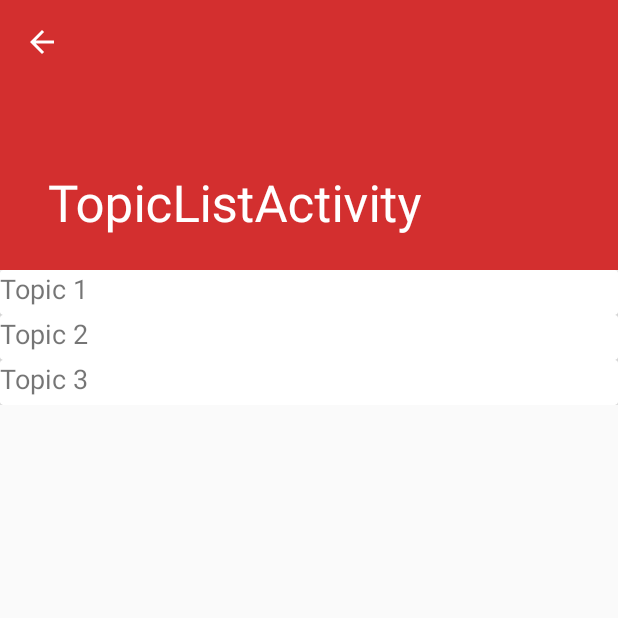
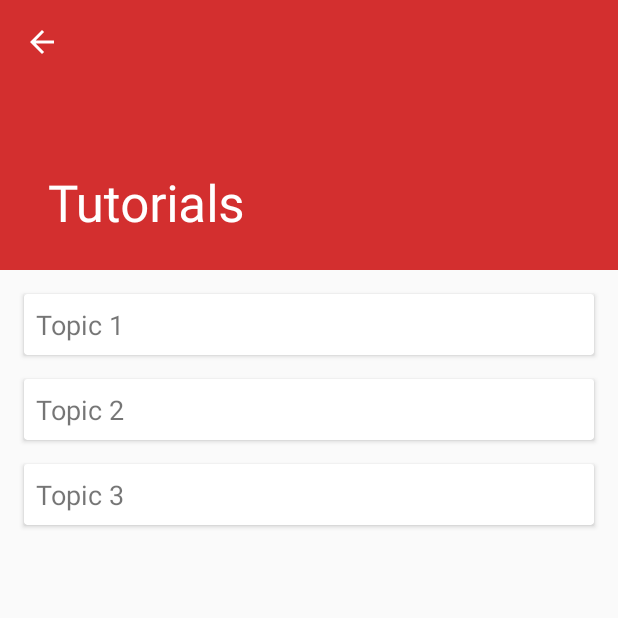
Before and after one commit to conewaffle/AssignmentApplication, an Android app: the TopicListActivity screen opened directly, with no data from a screen before it, on a phone screen of 412 x 824 dp, the top half of it. Run offline under Robolectric (Android 15) with nearby library versions, the phone set to English and light mode, and no system bars.

Commit message:
added youtube api lib and topic screens still need to make HS by category

```diff
--- a/app/build.gradle
+++ b/app/build.gradle
@@ -23,6 +23,7 @@ dependencies {
     implementation 'androidx.appcompat:appcompat:1.0.0-beta01'
     implementation 'com.google.android.material:material:1.0.0-beta01'
     implementation 'androidx.legacy:legacy-support-v4:1.0.0-beta01'
+    implementation 'com.google.android.gms:play-services-maps:16.1.0'
     testImplementation 'junit:junit:4.12'
     androidTestImplementation 'androidx.test:runner:1.1.0-alpha4'
     androidTestImplementation 'androidx.test.espresso:espresso-core:3.1.0-alpha4'
--- a/app/src/main/java/com/example/assignmentapplication/TopicListActivity.java
+++ b/app/src/main/java/com/example/assignmentapplication/TopicListActivity.java
@@ -18,7 +18,10 @@ public class TopicListActivity extends AppCompatActivity {
         setContentView(R.layout.activity_topic_list);
         Toolbar toolbar = (Toolbar) findViewById(R.id.toolbar);
         setSupportActionBar(toolbar);
+        getSupportActionBar().setDisplayHomeAsUpEnabled(true);
+        setTitle("Tutorials");
 
-        getSupportActionBar().setDisplayHomeAsUpEnabled(true);
+
+
     }
 }
--- a/app/src/main/res/layout/content_topic_list.xml
+++ b/app/src/main/res/layout/content_topic_list.xml
@@ -22,7 +22,11 @@
                 android:id="@+id/card1"
                 android:layout_width="match_parent"
                 android:layout_height="wrap_content"
-                app:cardBackgroundColor="@android:color/background_light">
+                android:layout_marginHorizontal="16dp"
+                android:layout_marginTop="16dp"
+                android:layout_marginBottom="8dp"
+                app:cardBackgroundColor="@android:color/background_light"
+                app:cardElevation="2dp">
 
                 <LinearLayout
                     android:layout_width="match_parent"
@@ -32,12 +36,15 @@
                     <androidx.cardview.widget.CardView
                         android:id="@+id/cardView1"
                         android:layout_width="match_parent"
-                        android:layout_height="wrap_content">
+                        android:layout_height="wrap_content"
+                        app:cardBackgroundColor="@android:color/background_light"
+                        app:cardElevation="2dp">
 
                         <TextView
                             android:id="@+id/textTopic1"
                             android:layout_width="wrap_content"
-                            android:layout_height="30dp"
+                            android:layout_height="wrap_content"
+                            android:layout_margin="8dp"
                             android:text="Topic 1"
                             android:textSize="18sp" />
 
@@ -54,7 +61,11 @@
             <androidx.cardview.widget.CardView
                 android:id="@+id/card2"
                 android:layout_width="match_parent"
-                android:layout_height="wrap_content">
+                android:layout_height="wrap_content"
+                android:layout_marginHorizontal="16dp"
+                android:layout_marginTop="8dp"
+                android:layout_marginBottom="8dp"
+                app:cardElevation="2dp">
 
                 <LinearLayout
                     android:layout_width="match_parent"
@@ -64,12 +75,14 @@
                     <androidx.cardview.widget.CardView
                         android:id="@+id/cardView2"
                         android:layout_width="match_parent"
-                        android:layout_height="wrap_content">
+                        android:layout_height="wrap_content"
+                        app:cardElevation="2dp">
 
                         <TextView
                             android:id="@+id/textView7"
                             android:layout_width="wrap_content"
-                            android:layout_height="30dp"
+                            android:layout_height="wrap_content"
+                            android:layout_margin="8dp"
                             android:text="Topic 2"
                             android:textSize="18sp" />
                     </androidx.cardview.widget.CardView>
@@ -84,7 +97,11 @@
             <androidx.cardview.widget.CardView
                 android:id="@+id/card3"
                 android:layout_width="match_parent"
-                android:layout_height="match_parent">
+                android:layout_height="match_parent"
+                android:layout_marginHorizontal="16dp"
+                android:layout_marginTop="8dp"
+                android:layout_marginBottom="16dp"
+                app:cardElevation="2dp">
 
                 <LinearLayout
                     android:layout_width="match_parent"
@@ -93,12 +110,14 @@
 
                     <androidx.cardview.widget.CardView
                         android:layout_width="match_parent"
-                        android:layout_height="wrap_content">
+                        android:layout_height="wrap_content"
+                        app:cardElevation="2dp">
 
                         <TextView
                             android:id="@+id/textView8"
                             android:layout_width="wrap_content"
-                            android:layout_height="30dp"
+                            android:layout_height="wrap_content"
+                            android:layout_margin="8dp"
                             android:text="Topic 3"
                             android:textSize="18sp" />
                     </androidx.cardview.widget.CardView>
--- a/app/src/main/res/values/strings.xml
+++ b/app/src/main/res/values/strings.xml
@@ -109,4 +109,5 @@
         "For example, position the FAB to one side of stream of a cards so the FAB won’t interfere "
         "when a user tries to pick up one of cards.\n\n"
     </string>
+    <string name="title_activity_maps">Map</string>
 </resources>
```
Also changed, not shown: app/src/main/AndroidManifest.xml (+10 -2 lines), app/src/main/java/com/example/assignmentapplication/TutorialVidActivity.java (+19 -5 lines).
